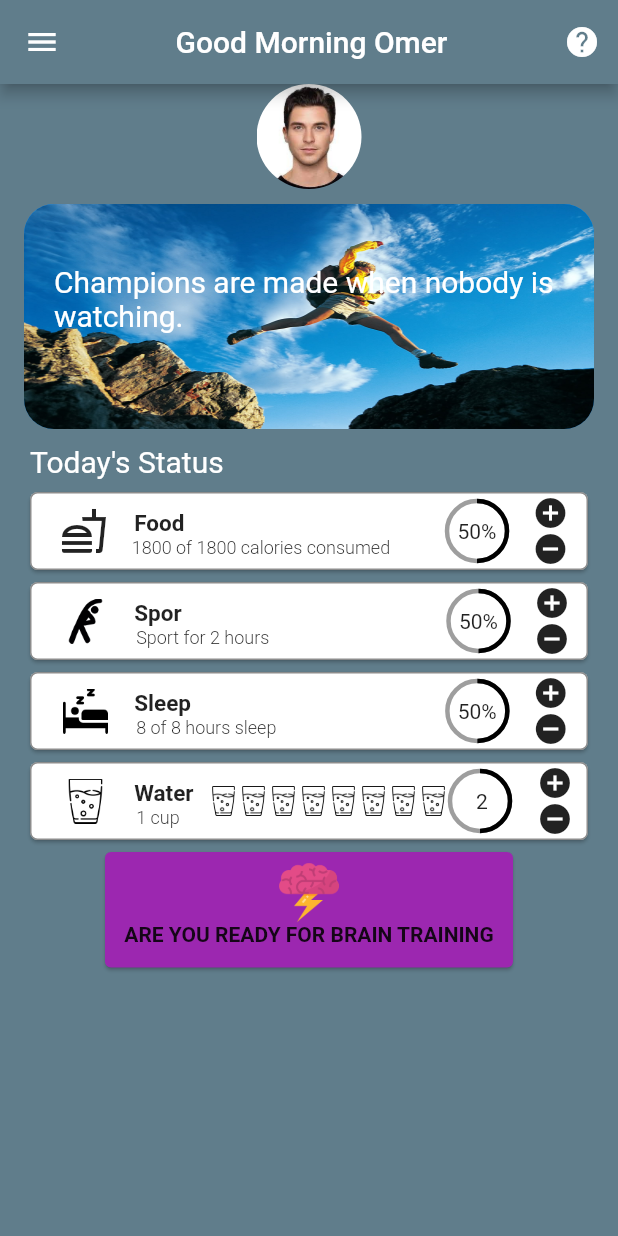
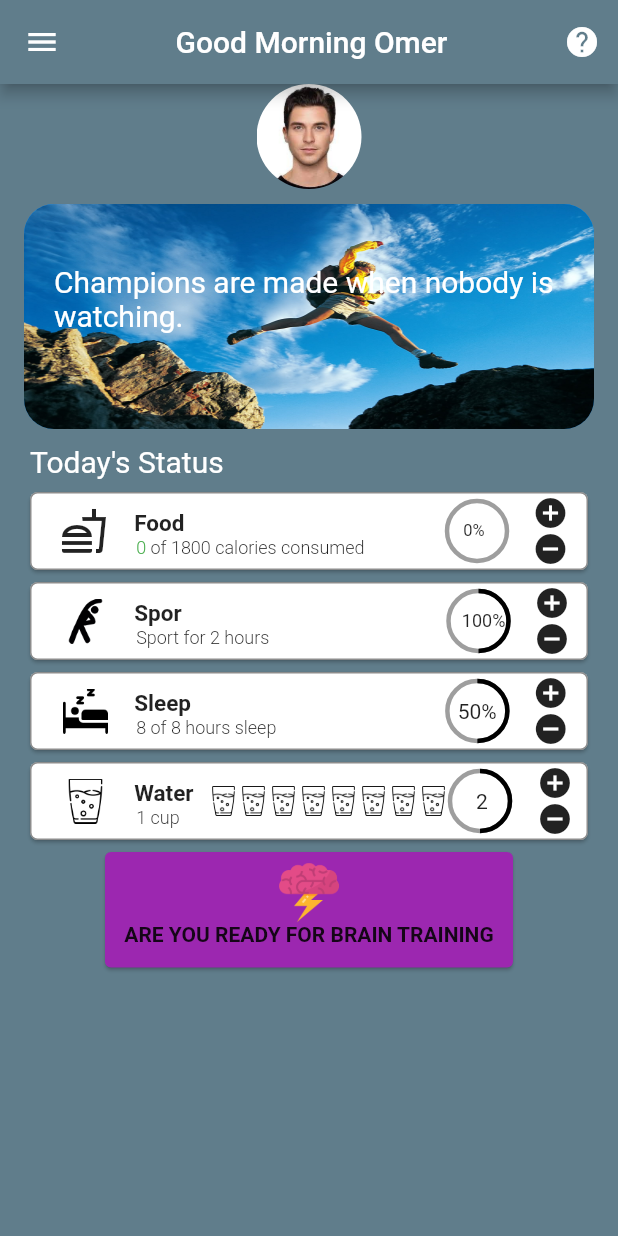
Before and after one commit to Omerbalikcii/Your_Coach, a Flutter app: the screen it shows after launch, on a phone screen of 412 x 824 dp. Run offline on Flutter 3.47's test engine with Material 2 defaults, Android fonts, the phone set to English and light mode, and no system bars.

Commit message:
Customuzing food Card

```diff
--- /dev/null
+++ b/lib/food.dart
@@ -0,0 +1,41 @@
+import 'dart:ui';
+import 'package:flutter/material.dart';
+
+class foodCardProperties{
+  int calori =0;
+  String space="  ";
+  int foodCalori=0;
+  Color currentColor=Colors.green;
+  double caloriBar=0.00;
+
+  void add(){
+    if(calori>=100){
+      currentColor=Colors.red;
+    }else{
+      currentColor=Colors.green;
+    }
+  }
+
+  void caloriBarAdd(){
+
+    caloriBar=caloriBar+0.05;
+  }
+
+  void caloriBarRemove(){
+    if(caloriBar>=0.047){
+      caloriBar=caloriBar-0.05;
+
+    }
+  }
+
+  void remove(){
+    if(calori>105){
+      currentColor=Colors.red;
+    }else{
+      currentColor=Colors.green;
+    }
+  }
+
+
+
+}
--- a/lib/main.dart
+++ b/lib/main.dart
@@ -1,4 +1,5 @@
 import 'package:flutter/material.dart';
+import 'package:your_coach/food.dart';
 
 void main() {
   runApp(const MyApp());
@@ -25,6 +26,9 @@ class MyHomePage extends StatefulWidget {
 }
 
 class _MyHomePageState extends State<MyHomePage> {
+
+  foodCardProperties foodCard =new foodCardProperties();
+
 
 
   @override
@@ -212,7 +216,8 @@ class _MyHomePageState extends State<MyHomePage> {
                     ),),
                 ),
               ),
-              Row(children: [
+              Row(
+                children: [
                 Container(
                     margin: EdgeInsets.fromLTRB(20, 10, 0, 5),
                     child: Text("Today's Status ",
@@ -246,10 +251,19 @@ class _MyHomePageState extends State<MyHomePage> {
                               fontWeight: FontWeight.bold,
                               fontSize: 15
                             ),),
-                            Text("  1800 of 1800 calories consumed",style: TextStyle(
-                              fontWeight: FontWeight.w300,
-                              fontSize: 12
-                            ),)
+                              Row(
+                                children: [
+                                  Text("   ${foodCard.calori*18}",style: TextStyle(
+                                      fontWeight: FontWeight.w300,
+                                      fontSize: 12,
+                                    color: foodCard.currentColor
+                                  ),),
+                                  Text(" of 1800 calories consumed",style: TextStyle(
+                                      fontWeight: FontWeight.w300,
+                                      fontSize: 12
+                                  ),)
+                                ],
+                              )
                           ],
                         ),
                       ),
@@ -261,23 +275,47 @@ class _MyHomePageState extends State<MyHomePage> {
                               height: 40,
                               child: new CircularProgressIndicator(
                                 strokeWidth: 3,
-                                value: 0.5,
-                                color: Colors.black,
+                                value: foodCard.caloriBar,
+                                color: foodCard.currentColor,
                                 backgroundColor: Colors.grey,
 
 
                               ),
                             ),
                           ),
-                          Center(child: Text("  50%")),
+                          Center(
+                              child: Text("    ${foodCard.calori}%",
+                              style: TextStyle(
+                                fontSize: 11
+                              ),)),
                         ],
                       ),
                       SizedBox(width: 17,),
                       Column(
                         children: [
                           SizedBox(height: 2,),
-                          Icon(Icons.add_circle),
-                          Icon(Icons.remove_circle_outlined)
+                          GestureDetector(
+                              onTap: (){
+                                setState(() {
+                                  foodCard.add();
+                                  foodCard.caloriBarAdd();
+                                  foodCard.calori=foodCard.calori+5;
+                                });
+                              },
+                              child: Icon(Icons.add_circle)),
+                          GestureDetector(
+                              onTap: (){
+                                setState(() {
+                                  foodCard.caloriBarRemove();
+                                  foodCard.remove();
+                                  if(foodCard.calori>=5){
+                                    foodCard.calori=foodCard.calori-5;
+
+                                  }
+                                });
+                              },
+                              child: Icon(Icons.remove_circle_outlined)),
+
                         ],
                       )
                     ],
@@ -337,7 +375,11 @@ class _MyHomePageState extends State<MyHomePage> {
                               ),
                             ),
                           ),
-                          Center(child: Text("  50%")),
+                          Center(
+                              child: Text("   100%",
+                                style: TextStyle(
+                                  fontSize: 12
+                                ),)),
                         ],
                       ),
                       SizedBox(width: 17,),
```
